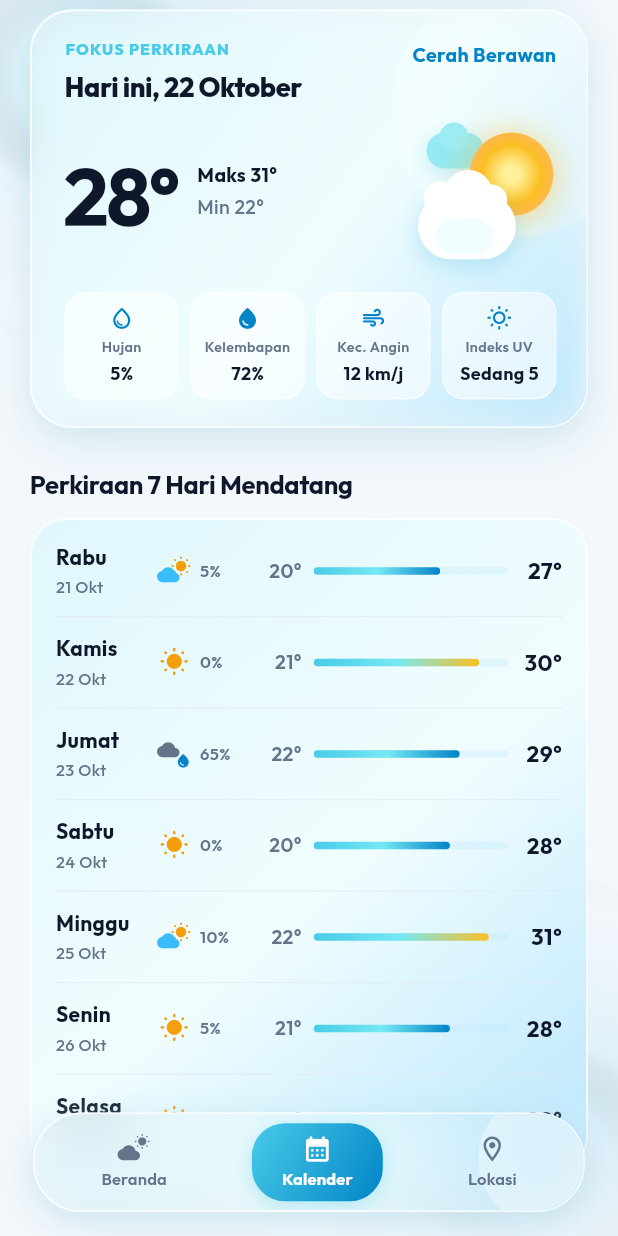
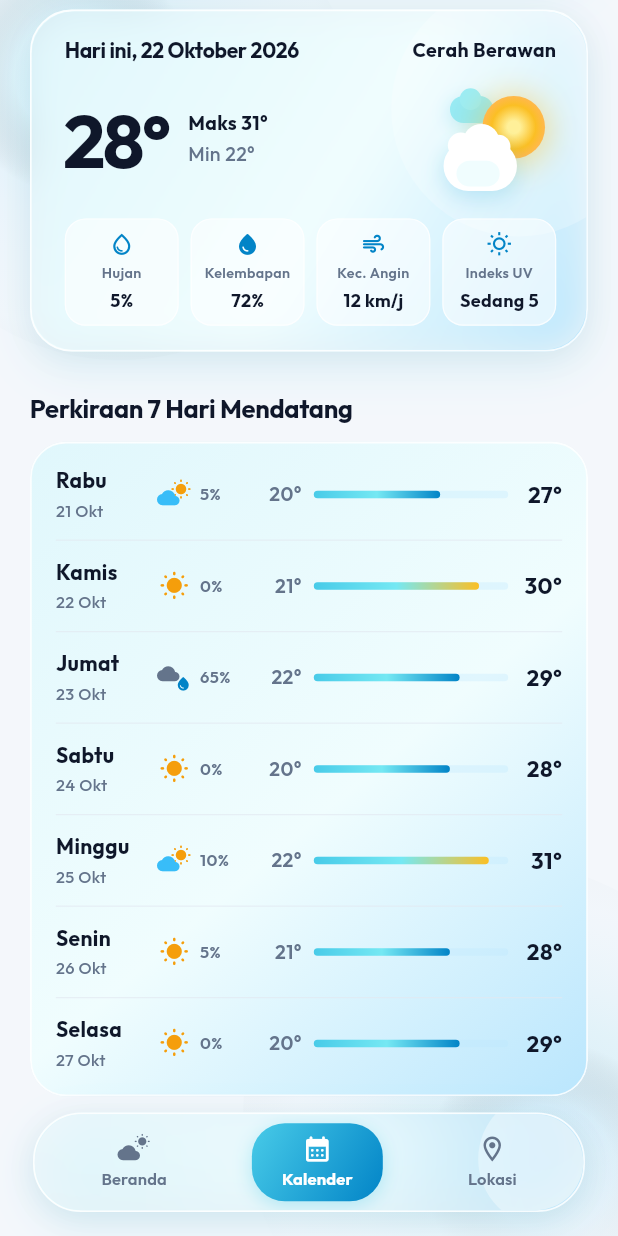
Before and after one commit to mizanyf/WeatherMe, a Flutter app: the screen it shows after launch, item 2 of the bottom bar chosen, scrolled down 576 dp, on a phone screen of 412 x 824 dp. Run offline on Flutter 3.47's test engine with Material 3 defaults, Android fonts, the phone set to English and light mode, and no system bars; our stand-ins replace flutter_dotenv, geolocator; network calls fail.

Commit message:
penyempurnaan ui glass

```diff
--- a/lib/widgets/selected_day_forecast_card.dart
+++ b/lib/widgets/selected_day_forecast_card.dart
@@ -71,55 +71,37 @@ class SelectedDayForecastCard extends StatelessWidget {
 
               // Card content
               Padding(
-                padding: const EdgeInsets.fromLTRB(22.0, 18.0, 20.0, 18.0),
+                padding: const EdgeInsets.fromLTRB(22.0, 16.0, 20.0, 16.0),
                 child: Column(
                   crossAxisAlignment: CrossAxisAlignment.start,
                   children: [
-                    // Top Row: Section Label + Date on Left, Condition on Right
+                    // Top Row: Date on Left, Condition on Right
                     Row(
                       mainAxisAlignment: MainAxisAlignment.spaceBetween,
-                      crossAxisAlignment: CrossAxisAlignment.start,
+                      crossAxisAlignment: CrossAxisAlignment.center,
                       children: [
                         Expanded(
-                          child: Column(
-                            crossAxisAlignment: CrossAxisAlignment.start,
-                            children: [
-                              const Text(
-                                'FOKUS PERKIRAAN',
-                                style: TextStyle(
-                                  fontSize: 10.5,
-                                  fontWeight: FontWeight.w800,
-                                  color: AppColors.primary,
-                                  letterSpacing: 0.8,
-                                ),
-                              ),
-                              const SizedBox(height: 4),
-                              Text(
-                                '${forecast.dayName}, ${forecast.dateFormatted}',
+                          child: Text(
+                            '${forecast.dayName}, ${forecast.dateFormatted} ${forecast.date.year}',
                             maxLines: 1,
                             overflow: TextOverflow.ellipsis,
                             style: const TextStyle(
-                                  fontSize: 18,
-                                  fontWeight: FontWeight.w800,
+                              fontSize: 14,
+                              fontWeight: FontWeight.w700,
                               color: AppColors.neutral,
-                                  letterSpacing: -0.3,
+                              letterSpacing: -0.2,
                             ),
-                              ),
-                            ],
                           ),
                         ),
                         const SizedBox(width: 8),
 
                         // Condition — clean text, no pill
-                        Padding(
-                          padding: const EdgeInsets.only(top: 2.0),
-                          child: Text(
+                        Text(
                           forecast.condition,
                           style: const TextStyle(
                             fontSize: 13,
                             fontWeight: FontWeight.w700,
-                              color: AppColors.secondary,
-                            ),
+                            color: AppColors.neutral,
                           ),
                         ),
                       ],
@@ -140,7 +122,7 @@ class SelectedDayForecastCard extends StatelessWidget {
                               '${forecast.temperature}°',
                               style: const TextStyle(
                                 fontFamily: AppTypography.fontFamily,
-                                fontSize: 54,
+                                fontSize: 50,
                                 fontWeight: FontWeight.w700,
                                 height: 1.0,
                                 color: AppColors.neutral,
@@ -177,15 +159,18 @@ class SelectedDayForecastCard extends StatelessWidget {
                           ],
                         ),
 
-                        // Weather Illustration
-                        WeatherIllustration(
-                          size: 96,
+                        // Weather Illustration (proporsional dan tidak mepet ke atas)
+                        Padding(
+                          padding: const EdgeInsets.only(top: 4.0, right: 6.0),
+                          child: WeatherIllustration(
+                            size: 72,
                             conditionType: forecast.conditionType,
+                          ),
                         ),
                       ],
                     ),
 
-                    const SizedBox(height: 16),
+                    const SizedBox(height: 14),
 
                     // Bottom Row: 4 Weather Details
                     Row(
@@ -343,42 +328,26 @@ class SelectedDayForecastCard extends StatelessWidget {
             child: Column(
               crossAxisAlignment: CrossAxisAlignment.start,
               children: [
-                // Top Row: Label + Day/Date on Left, Badge on Right
+                // Top Row: Day/Date on Left, Badge on Right
                 Row(
                   mainAxisAlignment: MainAxisAlignment.spaceBetween,
+                  crossAxisAlignment: CrossAxisAlignment.center,
                   children: [
                     Expanded(
-                      child: Column(
-                        crossAxisAlignment: CrossAxisAlignment.start,
-                        children: [
-                          const Text(
-                            'FOKUS PERKIRAAN',
-                            style: TextStyle(
-                              fontSize: 10.5,
-                              fontWeight: FontWeight.w800,
-                              color: AppColors.primary,
-                              letterSpacing: 0.8,
-                            ),
-                          ),
-                          const SizedBox(height: 4),
-                          Text(
-                            '${forecast.dayName}, ${forecast.dateFormatted}',
+                      child: Text(
+                        '${forecast.dayName}, ${forecast.dateFormatted} ${forecast.date.year}',
                         maxLines: 1,
                         overflow: TextOverflow.ellipsis,
                         style: const TextStyle(
-                              fontSize: 18,
-                              fontWeight: FontWeight.w800,
+                          fontSize: 14,
+                          fontWeight: FontWeight.w700,
                           color: AppColors.neutral,
-                              letterSpacing: -0.3,
+                          letterSpacing: -0.2,
                         ),
-                          ),
-                        ],
                       ),
                     ),
                     const SizedBox(width: 8),
-                    Padding(
-                      padding: const EdgeInsets.only(top: 2.0),
-                      child: Text(
+                    Text(
                       badgeText,
                       style: TextStyle(
                         fontSize: 13,
@@ -387,10 +356,9 @@ class SelectedDayForecastCard extends StatelessWidget {
                         letterSpacing: 0.2,
                       ),
                     ),
-                    ),
                   ],
                 ),
-                const SizedBox(height: 18),
+                const SizedBox(height: 14),
 
                 // Middle Info Row
                 Row(
```
Also changed, not shown: 1 other file. Lines whose indentation alone changed are shown as unchanged.
